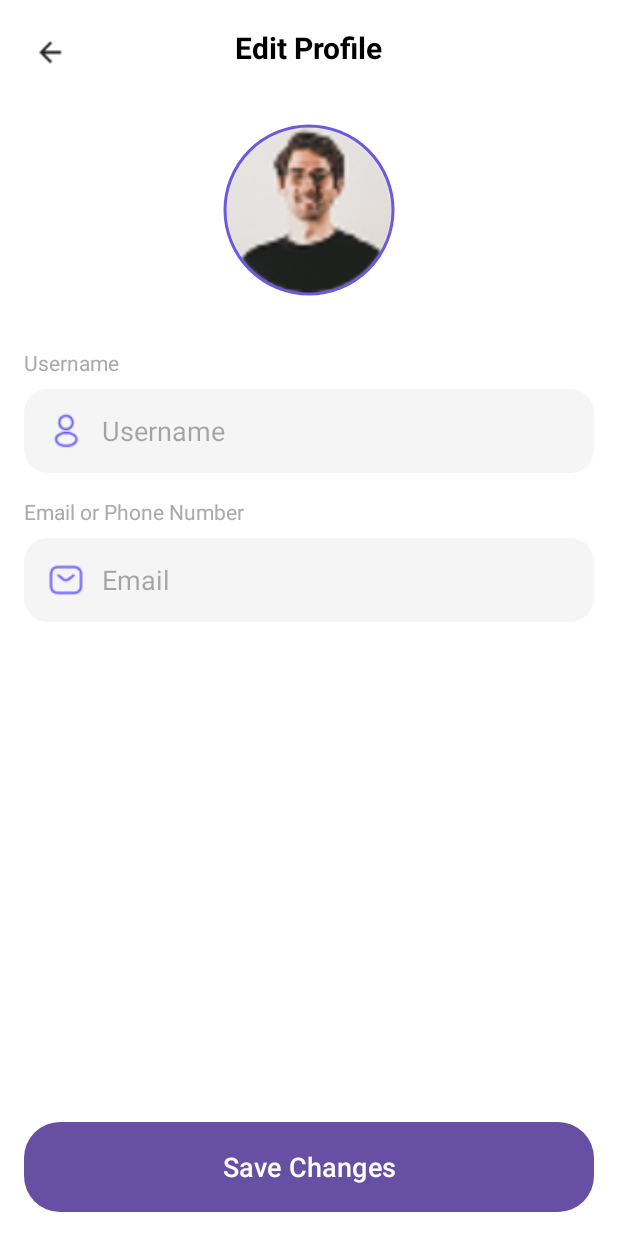
After one commit to 0353266118/appmovieduy, an Android app: the EditProfileActivity screen opened directly, with no data from a screen before it, on a phone screen of 412 x 824 dp. The commit adds this screen. Run offline under Robolectric (Android 15) with nearby library versions, the light colour scheme and no system bars; our stand-ins replace Firebase (no records; nobody signed in at launch, a user with empty details on screens opened directly); pictures from the network do not load.

Commit message:
Cập nhật code edit username mới

```diff
--- a/app/build.gradle.kts
+++ b/app/build.gradle.kts
@@ -79,4 +79,6 @@ dependencies {
 
     implementation(platform(libs.firebase.bom))
     implementation(libs.firebase.auth.ktx)
+
+    implementation("com.google.firebase:firebase-storage-ktx")
 }
--- a/app/src/main/AndroidManifest.xml
+++ b/app/src/main/AndroidManifest.xml
@@ -14,6 +14,9 @@
         android:supportsRtl="true"
         android:theme="@style/Theme.AppMoive"
         tools:targetApi="31">
+        <activity
+            android:name=".ui.profile.EditProfileActivity"
+            android:exported="false" />
         <activity
             android:name=".ui.profile.ChangePasswordActivity"
             android:exported="false" />
--- /dev/null
+++ b/app/src/main/java/com/example/appmoive/ui/profile/EditProfileActivity.kt
@@ -0,0 +1,93 @@
+// file: ui/profile/EditProfileActivity.kt
+package com.example.appmoive.ui.profile
+
+import android.os.Bundle
+import android.widget.Toast
+import androidx.appcompat.app.AppCompatActivity
+import com.bumptech.glide.Glide
+import com.example.appmoive.R // Import R để có thể dùng drawable
+import com.example.appmoive.databinding.ActivityEditProfileBinding
+import com.google.firebase.auth.FirebaseAuth
+import com.google.firebase.auth.UserProfileChangeRequest
+
+class EditProfileActivity : AppCompatActivity() {
+
+    private lateinit var binding: ActivityEditProfileBinding
+    private lateinit var firebaseAuth: FirebaseAuth
+
+    // Bỏ hết các biến liên quan đến chọn ảnh
+    // private var imageUri: Uri? = null
+    // private val selectImageLauncher = ...
+
+    override fun onCreate(savedInstanceState: Bundle?) {
+        super.onCreate(savedInstanceState)
+        binding = ActivityEditProfileBinding.inflate(layoutInflater)
+        setContentView(binding.root)
+
+        firebaseAuth = FirebaseAuth.getInstance()
+
+        loadUserInfo()
+        setupClickListeners()
+    }
+
+    // Tải và hiển thị thông tin người dùng hiện tại
+    private fun loadUserInfo() {
+        val user = firebaseAuth.currentUser
+        user?.let {
+            binding.etUsername.setText(it.displayName)
+            binding.etEmail.setText(it.email)
+
+            // Vẫn hiển thị ảnh đại diện cũ (nếu có)
+            if (it.photoUrl != null) {
+                Glide.with(this).load(it.photoUrl).into(binding.ivProfileAvatar)
+            } else {
+                // Nếu không có ảnh, hiển thị một ảnh mặc định
+                binding.ivProfileAvatar.setImageResource(R.drawable.placeholder_avatar)
+            }
+        }
+    }
+
+    private fun setupClickListeners() {
+        binding.ivBack.setOnClickListener {
+            onBackPressedDispatcher.onBackPressed()
+        }
+
+        // Vô hiệu hóa chức năng click vào ảnh
+        binding.ivProfileAvatar.isClickable = false
+
+        binding.btnSaveChanges.setOnClickListener {
+            val newUsername = binding.etUsername.text.toString().trim()
+            if (newUsername.isEmpty()) {
+                Toast.makeText(this, "Username cannot be empty.", Toast.LENGTH_SHORT).show()
+                return@setOnClickListener
+            }
+            // Chỉ gọi hàm cập nhật tên
+            updateUsername(newUsername)
+        }
+    }
+
+    // Hàm chỉ dùng để cập nhật tên người dùng
+    private fun updateUsername(username: String) {
+        val user = firebaseAuth.currentUser ?: return
+
+        // Vô hiệu hóa nút để tránh spam
+        binding.btnSaveChanges.isEnabled = false
+        Toast.makeText(this, "Updating username...", Toast.LENGTH_SHORT).show()
+
+        val profileUpdates = UserProfileChangeRequest.Builder()
+            .setDisplayName(username)
+            .build()
+
+        user.updateProfile(profileUpdates)
+            .addOnCompleteListener { task ->
+                if (task.isSuccessful) {
+                    Toast.makeText(this, "Username updated successfully!", Toast.LENGTH_SHORT).show()
+                    finish() // Đóng màn hình sau khi cập nhật thành công
+                } else {
+                    Toast.makeText(this, "Failed to update username: ${task.exception?.message}", Toast.LENGTH_SHORT).show()
+                }
+                // Bật lại nút dù thành công hay thất bại
+                binding.btnSaveChanges.isEnabled = true
+            }
+    }
+}
--- a/app/src/main/java/com/example/appmoive/ui/settings/SettingsActivity.kt
+++ b/app/src/main/java/com/example/appmoive/ui/settings/SettingsActivity.kt
@@ -8,6 +8,7 @@ import androidx.appcompat.app.AppCompatActivity
 import com.example.appmoive.databinding.ActivitySettingsBinding
 import com.example.appmoive.ui.auth.LoginActivity
 import com.example.appmoive.ui.profile.ChangePasswordActivity
+import com.example.appmoive.ui.profile.EditProfileActivity
 import com.google.firebase.auth.FirebaseAuth
 
 class SettingsActivity : AppCompatActivity() {
@@ -39,6 +40,11 @@ class SettingsActivity : AppCompatActivity() {
         // MỚI: Thêm sự kiện click cho Change Password
         binding.layoutChangePassword.setOnClickListener {
             val intent = Intent(this, ChangePasswordActivity::class.java)
+            startActivity(intent)
+        }
+        // MỚI: Thêm sự kiện click cho Edit Profile
+        binding.layoutEditProfile.setOnClickListener {
+            val intent = Intent(this, EditProfileActivity::class.java)
             startActivity(intent)
         }
     }
--- /dev/null
+++ b/app/src/main/res/layout/activity_edit_profile.xml
@@ -0,0 +1,105 @@
+<?xml version="1.0" encoding="utf-8"?>
+<LinearLayout xmlns:android="http://schemas.android.com/apk/res/android"
+    xmlns:app="http://schemas.android.com/apk/res-auto"
+    xmlns:tools="http://schemas.android.com/tools"
+    android:layout_width="match_parent"
+    android:layout_height="match_parent"
+    android:background="@android:color/white"
+    android:orientation="vertical"
+    tools:context=".ui.profile.EditProfileActivity">
+
+    <!-- Header -->
+    <RelativeLayout
+        android:layout_width="match_parent"
+        android:layout_height="?attr/actionBarSize">
+        <ImageView
+            android:id="@+id/iv_back"
+            android:layout_width="wrap_content"
+            android:layout_height="wrap_content"
+            android:layout_centerVertical="true"
+            android:padding="16dp"
+            android:src="@drawable/ic_arrow_back2" />
+        <TextView
+            android:layout_width="wrap_content"
+            android:layout_height="wrap_content"
+            android:layout_centerInParent="true"
+            android:text="Edit Profile"
+            android:textColor="@android:color/black"
+            android:textSize="20sp"
+            android:textStyle="bold" />
+    </RelativeLayout>
+
+    <!-- Ảnh đại diện -->
+
+    <com.google.android.material.imageview.ShapeableImageView
+        android:id="@+id/iv_profile_avatar"
+        android:layout_width="120dp"
+        android:layout_height="120dp"
+        android:layout_gravity="center_horizontal"
+        android:layout_marginTop="16dp"
+        android:padding="4dp"
+        android:scaleType="centerCrop"
+        app:shapeAppearanceOverlay="@style/ShapeAppearance.Material3.Corner.Full"
+        app:strokeColor="@color/movie_banner_background"
+        app:strokeWidth="2dp"
+        tools:src="@tools:sample/avatars" />
+
+    <LinearLayout
+        android:layout_width="match_parent"
+        android:layout_height="0dp"
+        android:layout_weight="1"
+        android:orientation="vertical"
+        android:padding="16dp">
+
+        <TextView
+            android:layout_width="wrap_content"
+            android:layout_height="wrap_content"
+            android:layout_marginTop="16dp"
+            android:text="Username"
+            android:textColor="@android:color/darker_gray"/>
+
+        <EditText
+            android:id="@+id/et_username"
+            android:layout_width="match_parent"
+            android:layout_height="56dp"
+            android:layout_marginTop="8dp"
+            android:background="@drawable/bg_setting_item"
+            android:drawableStart="@drawable/ic_profile2"
+            android:drawablePadding="12dp"
+            android:hint="Username"
+            android:inputType="textPersonName"
+            android:padding="16dp" />
+
+        <TextView
+            android:layout_width="wrap_content"
+            android:layout_height="wrap_content"
+            android:layout_marginTop="16dp"
+            android:text="Email or Phone Number"
+            android:textColor="@android:color/darker_gray"/>
+
+        <EditText
+            android:id="@+id/et_email"
+            android:layout_width="match_parent"
+            android:layout_height="56dp"
+            android:layout_marginTop="8dp"
+            android:background="@drawable/bg_setting_item"
+            android:drawableStart="@drawable/ic_email"
+            android:drawablePadding="12dp"
+            android:enabled="false"
+            android:hint="Email"
+            android:inputType="textEmailAddress"
+            android:padding="16dp" />
+    </LinearLayout>
+
+    <Button
+        android:id="@+id/btn_save_changes"
+        android:layout_width="match_parent"
+        android:layout_height="60dp"
+        android:layout_margin="16dp"
+        android:background="@drawable/bg_button_primary_purple"
+        android:text="Save Changes"
+        android:textAllCaps="false"
+        android:textColor="@color/white"
+        android:textSize="18sp" />
+
+</LinearLayout>
```
